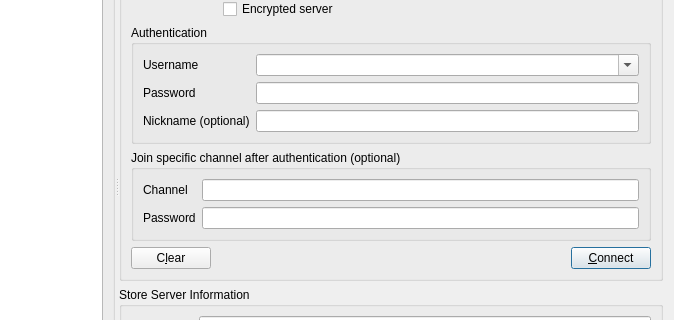
BearWare/TeamTalk5, file Client/qtTeamTalk/serverlist.ui: the form before one commit; both pictures show x 264 to 938 and y 126 to 446 of the 938 by 623 pixel window.
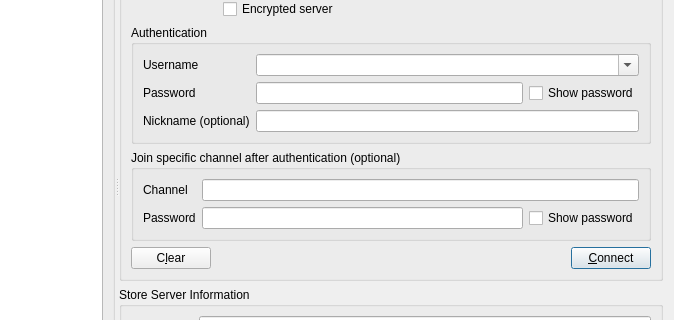
The form after the commit. Icons and pictures are not drawn. Custom widgets are drawn as their Qt base class.

Commit message:
Ability to show password in server list (#1735)
* Ability to show password in server list

* Fix layout for 'Show Password'

* Add checkbox to show channel password

* Show password in "Server List" dialog using lambda expressions

```diff
--- a/Client/qtTeamTalk/serverlist.ui
+++ b/Client/qtTeamTalk/serverlist.ui
@@ -231,12 +231,23 @@
               </widget>
              </item>
              <item row="1" column="1">
+              <layout class="QHBoxLayout" name="horizontalLayout_7">
+               <item>
               <widget class="QLineEdit" name="passwordEdit">
                <property name="echoMode">
                 <enum>QLineEdit::Password</enum>
                </property>
               </widget>
              </item>
+               <item>
+                <widget class="QCheckBox" name="passwordChkBox">
+                 <property name="text">
+                  <string>Show password</string>
+                 </property>
+                </widget>
+               </item>
+              </layout>
+             </item>
              <item row="2" column="0">
               <widget class="QLabel" name="label_nick">
                <property name="text">
@@ -286,11 +297,22 @@
               </widget>
              </item>
              <item row="1" column="1">
+              <layout class="QHBoxLayout" name="horizontalLayout_7">
+               <item>
               <widget class="QLineEdit" name="chanpasswdEdit">
                <property name="echoMode">
                 <enum>QLineEdit::Password</enum>
                </property>
               </widget>
+               </item>
+               <item>
+                <widget class="QCheckBox" name="chanpasswordChkBox">
+                 <property name="text">
+                  <string>Show password</string>
+                 </property>
+                </widget>
+               </item>
+              </layout>
              </item>
             </layout>
            </widget>
```
Left out of the diff: 6 changed lines with no effect on the pictures. Lines whose indentation alone changed are shown as unchanged. The commit also changes 2 other files.
